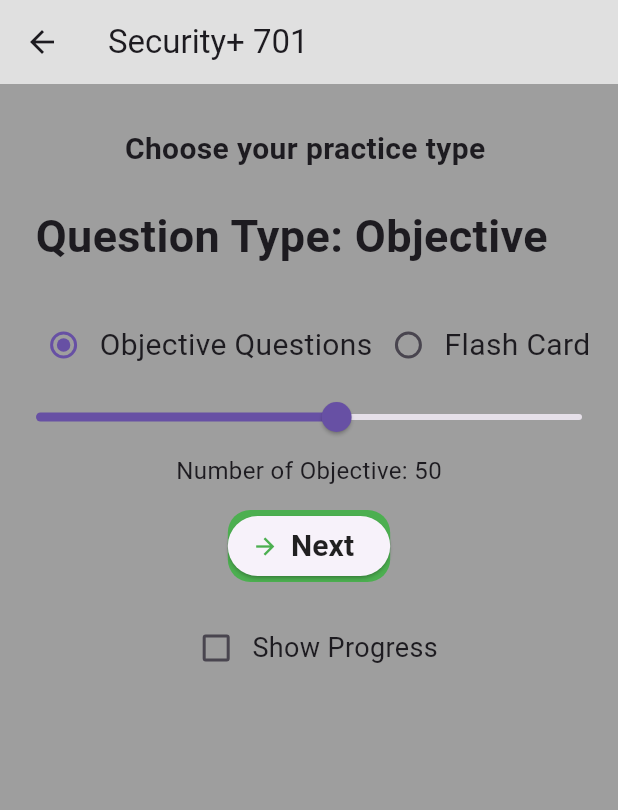
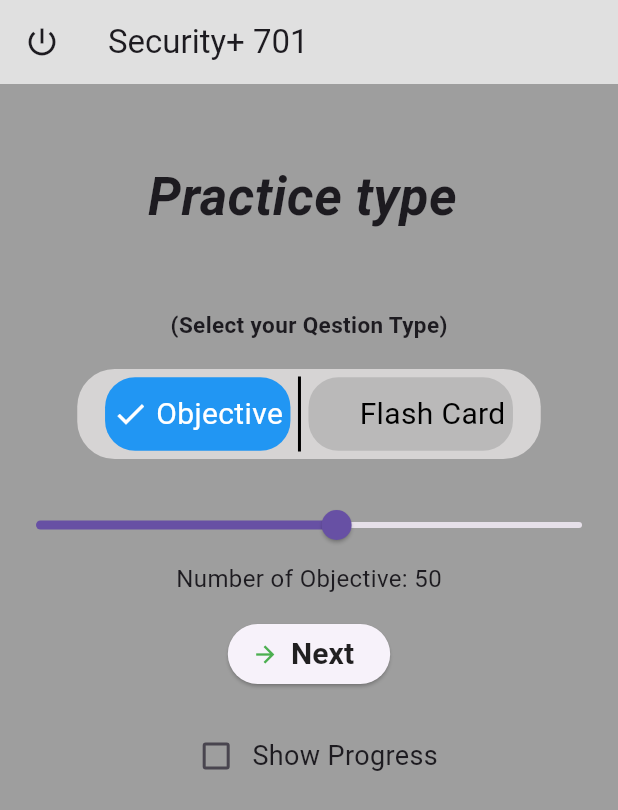
Before and after one commit to abinashkaji/Flutter_quiz_app, a Flutter app: the screen it shows after launch, on a phone screen of 412 x 824 dp. Shown: the top 810 px of the screen. Run offline on Flutter 3.47's test engine with Material 3 defaults, Android fonts, the phone set to English and light mode, and no system bars; our stand-ins replace pie_chart, sqflite; accounts and stored records are empty.

Commit message:
Featues added 1. Exit power button 2. Back/Exit menu color 3. Selected progress chart visible. 4. Choice with toggle button 5. change in some colors use

```diff
--- a/lib/choice.dart
+++ b/lib/choice.dart
@@ -42,15 +42,12 @@
     );
   List<int> fetchedNumbers = await getNumbers();
   List<int> fetchedFlash = await getFlashcard();
-
     setState(() {
       numbers.addAll(fetchedNumbers);
       flash.addAll(fetchedFlash);
       print("success");
     });
-
   }
-
 
    Future<List<int>> getNumbers() async {
     final Database? db = await database;
@@ -79,7 +76,9 @@
     return
      ListView(
        children: [AppBar(title: const Text("Security+ 701"),backgroundColor: Colors.grey[300],
-               leading: BackButton(onPressed: () =>
+              leading: IconButton(
+              icon: Icon(Icons.power_settings_new),
+                onPressed: () =>
                 showDialog(
                   context: context,
                   builder: (context) => AlertDialog(
@@ -100,6 +99,7 @@
                               children: [
                                 ElevatedButton(
                                   onPressed: () =>  SystemNavigator.pop(),
+                                style: ButtonStyle(backgroundColor: MaterialStateProperty.all(Color.fromARGB(255, 238, 148, 148))),
 
                                   child: const Text('Yes',style: TextStyle(fontSize: 20),),
                                 ),
@@ -107,6 +107,7 @@
 
                                 ElevatedButton(
                                   onPressed: () => Navigator.pop(context, false),
+                                  style: ButtonStyle(backgroundColor: MaterialStateProperty.all(Colors.greenAccent)),
                                   child: const Text('No',style: TextStyle(fontSize: 20),),
                                 ),
                               ],
@@ -124,51 +125,92 @@
          Column(
           mainAxisAlignment: MainAxisAlignment.center,
           children: [
-            const SizedBox(height: 80,child: Text('\nChoose your practice type \n ',style:TextStyle(fontWeight: FontWeight.bold,fontSize: 20),),),
-            SizedBox(height: 70,child: Text('Question Type: ${_question_type}   ',style:const TextStyle(fontWeight: FontWeight.bold,fontSize: 30),),),
-            Row(mainAxisAlignment: MainAxisAlignment.center,
+            const SizedBox(height: 150,child: Text('\nPractice type \n ',style:TextStyle(fontStyle: FontStyle.italic ,fontWeight: FontWeight.bold,fontSize: 35),),),
+            SizedBox(height: 40,child: Text('(Select your Qestion Type)',style:const TextStyle(fontWeight: FontWeight.bold,fontSize: 15),),),
 
+            Container(
+              width: MediaQuery.of(context).size.width*.75,
+              decoration: BoxDecoration(borderRadius: BorderRadius.all(Radius.circular(25)), color: const Color.fromARGB(255, 214, 212, 212),                   ),
+              child: Padding(
+                padding: const EdgeInsets.all(5.0),
+                child: Row(mainAxisAlignment: MainAxisAlignment.center,
                   children: [
-
-                Row(
-                  children: [Radio(
-                  value: true,
-                  groupValue: _selectQuestionType,
-                  onChanged: (value) {
+                    GestureDetector(
+                        onTap: () {
                           setState(() {
-                      _selectQuestionType = !_selectQuestionType;
-                      _question_type="Objective";
-//                      solved= getNumbers();
+                            _selectQuestionType = true;
+                            _question_type = "Objective";
                           });
-//                    for(int i=0;i<solved.length;i++){print(i);}
                         },
+                        child: Container(
+                          padding: EdgeInsets.symmetric(vertical: 10, horizontal: 5),
+                          decoration: BoxDecoration(
+                            borderRadius: BorderRadius.circular(20),
+                            color: _selectQuestionType ? Colors.blue : Colors.grey.withOpacity(0.5),
                           ),
-                const Text('Objective Questions',style:TextStyle(fontSize: 20),
-
+                          child: Row(
+                            children: [
+                              Icon(
+                                Icons.check,
+                                color: _selectQuestionType ? Colors.white : Colors.transparent,
+                              ),
+                              SizedBox(width: 5),
+                              Text(
+                                'Objective',
+                                style: TextStyle(
+                                  fontSize: 20,
+                                  color: _selectQuestionType ? Colors.white : Colors.black,
+                                ),
                               ),
                             ],
                           ),
-
-                Row(
+                        ),
+                      ),
+                      SizedBox(width: 5),
+                      Container(
+                        height: 50,
+                        width: 2,
+                        color: Colors.black,
+                      ), // Vertical line
+                      SizedBox(width: 5),
+                      GestureDetector(
+                        onTap: () {
+                          setState(() {
+                            _selectQuestionType = false;
+                            _question_type = "Flash Card";
+                          });
+                        },
+                        child: Container(
+                          padding: EdgeInsets.symmetric(vertical: 10, horizontal: 5),
+                          decoration: BoxDecoration(
+                            borderRadius: BorderRadius.circular(20),
+                            color: !_selectQuestionType ? Colors.blue : Colors.grey.withOpacity(0.5),
+                          ),
+                          child: Row(
                             children: [
-                    Radio(
-                    value:false,
-                    groupValue: _selectQuestionType,
-                    onChanged: (value) {
-                      setState(() {
-                        _selectQuestionType = !_selectQuestionType;
-                        _question_type="Flash Card";
-                      });
-  //_fetchNumbers();
-//  for(int i=0;i<numbers.length;i++){print(numbers[i]);}
-
-                    },
+                              Icon(
+                                Icons.check,
+                                color: !_selectQuestionType ? Colors.white : Colors.transparent,
                               ),
-                  const Text('Flash Card',style: TextStyle(fontSize: 20), )
-
-                ]),
+                              SizedBox(width: 5),
+                              Text(
+                                'Flash Card',
+                                style: TextStyle(
+                                  fontSize: 20,
+                                  color: !_selectQuestionType ? Colors.white : Colors.black,
+                                ),
+                              ),
                             ],
                           ),
+                        ),
+                      ),
+                    ],
+                ),
+              ),
+            ),
+
+
+            SizedBox(height: 20,),
             Slider(
               value: _sliderValue.toDouble(),
               min: 1,
@@ -182,7 +224,7 @@
             Text('Number of ${_question_type}: $_sliderValue',style: const TextStyle(fontSize: 16),),
             const SizedBox(height: 15),
           Container(
-            decoration: BoxDecoration(borderRadius: BorderRadius.circular(15),color: Colors.green),
+            decoration: BoxDecoration(borderRadius: BorderRadius.circular(15),color: Colors.grey),
             child: ElevatedButton.icon(
                 onPressed: () {
                   Navigator.push(
@@ -217,14 +259,16 @@
             child: Column(
               mainAxisAlignment: MainAxisAlignment.center,
               children: [
-                Container(width: MediaQuery.of(context).size.width*.3 ,height:MediaQuery.of(context).size.height*.3 ,
+                Visibility(
+                  visible: _selectQuestionType,
+                  child: SizedBox(width: MediaQuery.of(context).size.width*.3 ,height:MediaQuery.of(context).size.height*.3 ,
                     child: PieChart(
                               dataMap: {"Remaining":300-numbers.length.toDouble(),"Solved":numbers.length.toDouble(),},
                               centerText: "Quiz",
-                            colorList: [Colors.red,Colors.blue],
+                              colorList: [Color.fromARGB(255, 223, 97, 88),Colors.blue],
                               animationDuration: const Duration(milliseconds: 1000),
                               chartLegendSpacing: 20,
-                            chartRadius: MediaQuery.of(context).size.width / 2.7,
+                              chartRadius: MediaQuery.of(context).size.width / 2,
                               initialAngleInDegree: 270,
                               chartType: ChartType.ring,
                               ringStrokeWidth: 32,
@@ -245,18 +289,22 @@
                               ),
                             ),
                   ),
+                ),
 
-                Container(width: MediaQuery.of(context).size.width*.3 ,height:MediaQuery.of(context).size.height*.3 ,
+                Visibility(
+                  visible: !_selectQuestionType,
+                  child: SizedBox(width: MediaQuery.of(context).size.width*.3 ,height:MediaQuery.of(context).size.height*.3 ,
                     child: PieChart(
                       centerText: "Flashcard",
                               dataMap: {"Remaining":1660-flash.length.toDouble(),"Reviewed ":flash.length.toDouble(),},
                               animationDuration: const Duration(milliseconds: 1000),
                               chartLegendSpacing: 20,
 
-                            chartRadius: MediaQuery.of(context).size.width / 2.7,
-                            initialAngleInDegree: 0,
+                              chartRadius: MediaQuery.of(context).size.width / 2,
+                              initialAngleInDegree: 300,
                               chartType: ChartType.ring,
                               ringStrokeWidth: 32,
+                              colorList: [Color.fromARGB(255, 239, 97, 87),Colors.green,],
                               legendOptions: const LegendOptions(
                                 showLegendsInRow: true,
                                 legendPosition: LegendPosition.bottom,
@@ -274,6 +322,7 @@
                               ),
                             ),
                   ),
+                ),
               ],
             ),
           ),
```
Also changed, not shown: lib/animation.dart (added, +86 -0 lines), lib/flashcard.dart (+23 -12 lines), lib/quiz.dart (+6 -3 lines). Lines whose indentation alone changed are shown as unchanged.
